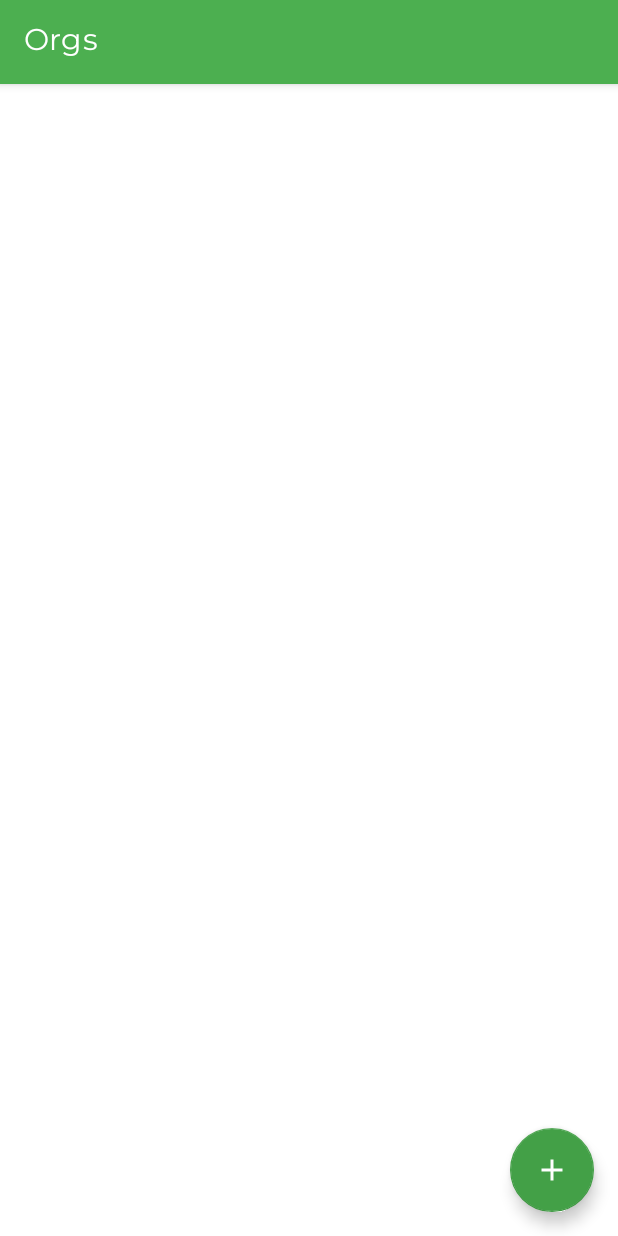
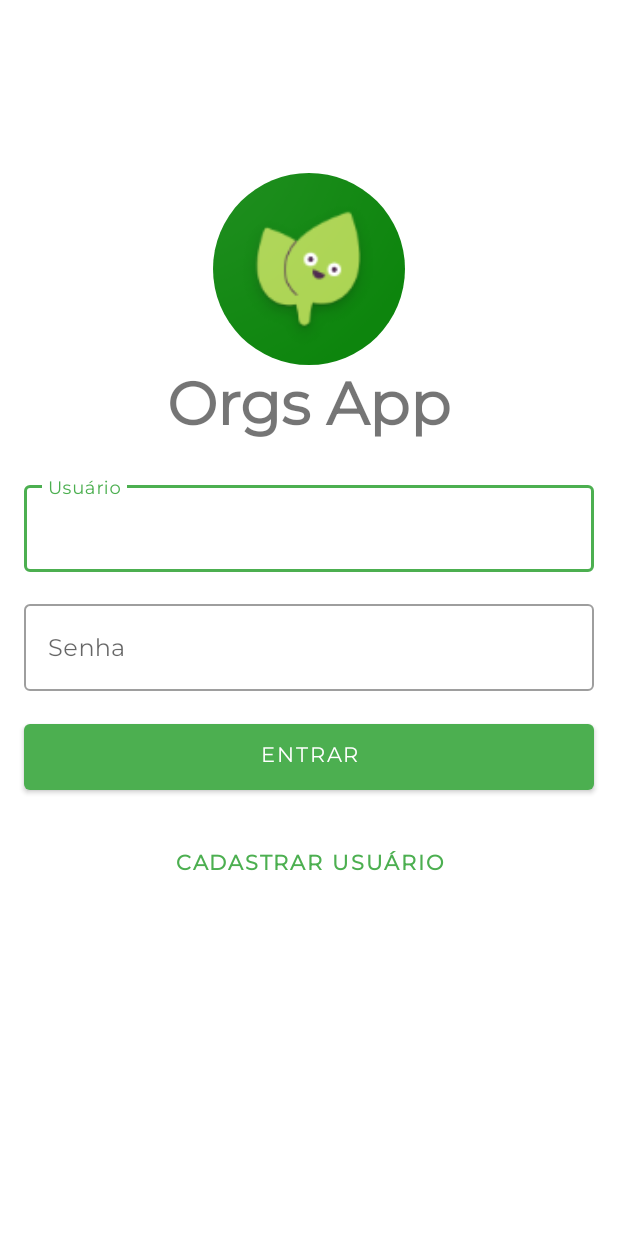
Before and after one commit to RaphaelDaSilvaDev/orgs, an Android app: the screen it shows after launch (ProductListActivity before the commit, LoginActivity after it), on a phone screen of 412 x 824 dp. Run offline under Robolectric (Android 15) with nearby library versions, the phone set to English and light mode, and no system bars.

Commit message:
Add Coroutines Create Login and SignUp Page Add User Dao

```diff
--- a/app/src/main/java/com/raphaelsilva/orgs/database/AppDatabase.kt
+++ b/app/src/main/java/com/raphaelsilva/orgs/database/AppDatabase.kt
@@ -7,12 +7,15 @@ import androidx.room.RoomDatabase
 import androidx.room.TypeConverters
 import com.raphaelsilva.orgs.database.converter.Converters
 import com.raphaelsilva.orgs.database.dao.ProductDao
+import com.raphaelsilva.orgs.database.dao.UserDao
 import com.raphaelsilva.orgs.model.Product
+import com.raphaelsilva.orgs.model.User
 
-@Database(entities = [Product::class], version = 1, exportSchema = false)
+@Database(entities = [Product::class, User::class], version = 2, exportSchema = true)
 @TypeConverters(Converters::class)
 abstract class AppDatabase : RoomDatabase() {
     abstract fun productDao(): ProductDao
+    abstract fun userDao(): UserDao
 
     companion object {
         @Volatile
@@ -20,7 +23,6 @@ abstract class AppDatabase : RoomDatabase() {
         fun instance(context: Context): AppDatabase {
             if (::db.isInitialized) return db
             return Room.databaseBuilder(context, AppDatabase::class.java, "orgs.db")
-                .allowMainThreadQueries()
                 .build().also {
                     db = it
                 }
--- a/app/src/main/java/com/raphaelsilva/orgs/database/dao/ProductDao.kt
+++ b/app/src/main/java/com/raphaelsilva/orgs/database/dao/ProductDao.kt
@@ -6,18 +6,19 @@ import androidx.room.Insert
 import androidx.room.OnConflictStrategy
 import androidx.room.Query
 import com.raphaelsilva.orgs.model.Product
+import kotlinx.coroutines.flow.Flow
 
 @Dao
 interface ProductDao {
     @Query("SELECT * FROM Product")
-    fun getAll(): List<Product>
+    fun getAll(): Flow<List<Product>>
 
     @Query("SELECT * FROM Product WHERE uid == :uid")
-    fun getProductById(uid: Int): Product?
+    fun getProductById(uid: Int): Flow<Product?>
 
     @Insert(onConflict = OnConflictStrategy.REPLACE)
-    fun save(product: Product)
+    suspend fun save(product: Product)
 
     @Delete
-    fun delete(product: Product)
+    suspend fun delete(product: Product)
 }
--- /dev/null
+++ b/app/src/main/java/com/raphaelsilva/orgs/ui/activity/LoginActivity.kt
@@ -0,0 +1,42 @@
+package com.raphaelsilva.orgs.ui.activity
+
+import android.content.Intent
+import androidx.appcompat.app.AppCompatActivity
+import android.os.Bundle
+import android.util.Log
+import com.raphaelsilva.orgs.R
+import com.raphaelsilva.orgs.database.AppDatabase
+import com.raphaelsilva.orgs.databinding.ActivityLoginBinding
+
+class LoginActivity : AppCompatActivity(R.layout.activity_login) {
+    private val binding by lazy{
+        ActivityLoginBinding.inflate(layoutInflater)
+    }
+
+    private val daoUser by lazy{
+        val db = AppDatabase.instance(this)
+        db.userDao()
+    }
+    override fun onCreate(savedInstanceState: Bundle?) {
+        super.onCreate(savedInstanceState)
+        setContentView(binding.root)
+        onClickSignIn()
+        onClickSignUp()
+    }
+
+    private fun onClickSignIn(){
+        val signInButton = binding.loginEnterButton
+        signInButton.setOnClickListener {
+            val intent = Intent(this, ProductListActivity::class.java)
+            startActivity(intent)
+        }
+    }
+    private fun onClickSignUp(){
+        val signUpButton = binding.loginCreateButton
+        signUpButton.setOnClickListener {
+            val intent = Intent(this, CreateUserActivity::class.java)
+            startActivity(intent)
+        }
+    }
+
+}
--- a/app/src/main/java/com/raphaelsilva/orgs/ui/activity/ProductListActivity.kt
+++ b/app/src/main/java/com/raphaelsilva/orgs/ui/activity/ProductListActivity.kt
@@ -2,10 +2,19 @@ package com.raphaelsilva.orgs.ui.activity
 
 import android.content.Intent
 import android.os.Bundle
+import android.util.Log
 import androidx.appcompat.app.AppCompatActivity
+import androidx.lifecycle.lifecycleScope
 import com.raphaelsilva.orgs.database.AppDatabase
 import com.raphaelsilva.orgs.databinding.ActivityProductsListBinding
+import com.raphaelsilva.orgs.exeptions.CoroutineException
 import com.raphaelsilva.orgs.ui.recyclerview.adapter.ProductListAdapter
+import kotlinx.coroutines.Dispatchers
+import kotlinx.coroutines.Job
+import kotlinx.coroutines.MainScope
+import kotlinx.coroutines.delay
+import kotlinx.coroutines.launch
+import kotlinx.coroutines.withContext
 
 class ProductListActivity : AppCompatActivity() {
     private val adapter = ProductListAdapter(context = this)
@@ -14,20 +23,21 @@ class ProductListActivity : AppCompatActivity() {
         ActivityProductsListBinding.inflate(layoutInflater)
     }
 
+    private val daoProducts by lazy {
+        val db = AppDatabase.instance(this)
+        db.productDao()
+    }
+
     override fun onCreate(savedInstanceState: Bundle?) {
         super.onCreate(savedInstanceState)
         setContentView(binding.root)
         settingsRecyclerView()
         settingsFab()
-
-
-    }
-
-    override fun onResume() {
-        super.onResume()
-        val db = AppDatabase.instance(this)
-        val daoProducts = db.productDao()
-        adapter.update(daoProducts.getAll())
+        lifecycleScope.launch(CoroutineException.handler(this)) {
+            daoProducts.getAll().collect{product ->
+                adapter.update(product)
+            }
+        }
     }
 
     private fun settingsFab() {
--- /dev/null
+++ b/app/src/main/res/drawable/rounded_outline.xml
@@ -0,0 +1,4 @@
+<?xml version="1.0" encoding="utf-8"?>
+<shape xmlns:android="http://schemas.android.com/apk/res/android" android:shape="rectangle">
+    <corners android:radius="1000dp"/>
+</shape>
--- /dev/null
+++ b/app/src/main/res/layout/activity_login.xml
@@ -0,0 +1,104 @@
+<?xml version="1.0" encoding="utf-8"?>
+
+<ScrollView
+    xmlns:android="http://schemas.android.com/apk/res/android"
+    xmlns:app="http://schemas.android.com/apk/res-auto"
+    xmlns:tools="http://schemas.android.com/tools"
+    android:layout_width="match_parent"
+    android:layout_height="match_parent"
+    android:fillViewport="true">
+
+    <androidx.constraintlayout.widget.ConstraintLayout
+        android:layout_width="match_parent"
+        android:layout_height="wrap_content"
+        tools:context=".ui.activity.LoginActivity">
+
+        <ImageView
+            android:id="@+id/login_logo"
+            android:layout_width="128dp"
+            android:layout_height="128dp"
+            android:layout_margin="16dp"
+            android:background="@drawable/rounded_outline"
+            android:clipToOutline="true"
+            android:src="@mipmap/ic_launcher"
+            app:layout_constraintBottom_toBottomOf="parent"
+            app:layout_constraintEnd_toEndOf="parent"
+            app:layout_constraintStart_toStartOf="parent"
+            app:layout_constraintTop_toTopOf="parent"
+            app:layout_constraintVertical_bias="0.15" />
+
+        <TextView
+            android:id="@+id/login_title"
+            android:layout_width="wrap_content"
+            android:layout_height="wrap_content"
+            android:text="Orgs App"
+            android:textSize="40sp"
+            android:textStyle="bold"
+            app:layout_constraintEnd_toEndOf="parent"
+            app:layout_constraintStart_toStartOf="parent"
+            app:layout_constraintTop_toBottomOf="@id/login_logo" />
+
+        <com.google.android.material.textfield.TextInputLayout
+            android:id="@+id/login_username_input"
+            style="@style/Widget.MaterialComponents.TextInputLayout.OutlinedBox"
+            android:layout_width="match_parent"
+            android:layout_height="wrap_content"
+            android:layout_margin="16dp"
+            android:hint="Usuário"
+            app:layout_constraintEnd_toEndOf="parent"
+            app:layout_constraintStart_toStartOf="parent"
+            app:layout_constraintTop_toBottomOf="@id/login_title">
+
+            <com.google.android.material.textfield.TextInputEditText
+                android:layout_width="match_parent"
+                android:layout_height="match_parent"
+                android:importantForAutofill="no"
+                android:inputType="text" />
+        </com.google.android.material.textfield.TextInputLayout>
+
+        <com.google.android.material.textfield.TextInputLayout
+            android:id="@+id/login_pass_input"
+            style="@style/Widget.MaterialComponents.TextInputLayout.OutlinedBox"
+            android:layout_width="0dp"
+            android:layout_height="wrap_content"
+            android:layout_marginTop="16dp"
+            android:hint="Senha"
+            app:layout_constraintEnd_toEndOf="@id/login_username_input"
+            app:layout_constraintStart_toStartOf="@id/login_username_input"
+            app:layout_constraintTop_toBottomOf="@id/login_username_input">
+
+            <com.google.android.material.textfield.TextInputEditText
+                android:layout_width="match_parent"
+                android:layout_height="match_parent"
+                android:importantForAutofill="no"
+                android:inputType="textPassword" />
+
+        </com.google.android.material.textfield.TextInputLayout>
+
+        <Button
+            android:id="@+id/login_enter_button"
+            android:layout_width="0dp"
+            android:layout_height="56dp"
+            android:layout_marginTop="16dp"
+            android:text="Entrar"
+            app:layout_constraintEnd_toEndOf="@id/login_pass_input"
+            app:layout_constraintStart_toStartOf="@id/login_pass_input"
+            app:layout_constraintTop_toBottomOf="@id/login_pass_input" />
+
+        <Button
+            android:id="@+id/login_create_button"
+            android:layout_width="0dp"
+            android:layout_height="56dp"
+            android:layout_marginTop="16dp"
+            android:background="@android:color/transparent"
+            android:text="Cadastrar usuário"
+            android:textColor="@color/colorPrimary"
+            android:textStyle="bold"
+            app:layout_constraintBottom_toBottomOf="parent"
+            app:layout_constraintEnd_toEndOf="@id/login_enter_button"
+            app:layout_constraintStart_toStartOf="@id/login_enter_button"
+            app:layout_constraintTop_toBottomOf="@id/login_enter_button"
+            app:layout_constraintVertical_bias="0.0" />
+
+    </androidx.constraintlayout.widget.ConstraintLayout>
+</ScrollView>
```
Also changed, not shown: app/build.gradle.kts (+7 -1 lines), app/src/main/AndroidManifest.xml (+7 -5 lines), app/src/main/java/com/raphaelsilva/orgs/database/dao/UserDao.kt (added, +16 -0 lines), app/src/main/java/com/raphaelsilva/orgs/exeptions/CoroutineException.kt (added, +15 -0 lines), app/src/main/java/com/raphaelsilva/orgs/model/User.kt (added, +11 -0 lines), app/src/main/java/com/raphaelsilva/orgs/ui/activity/CreateUserActivity.kt (added, +61 -0 lines), app/src/main/java/com/raphaelsilva/orgs/ui/activity/ProductFormActivity.kt (+28 -25 lines), app/src/main/java/com/raphaelsilva/orgs/ui/activity/ProductShowActivity.kt (+20 -19 lines), app/src/main/java/com/raphaelsilva/orgs/ui/activity/ui/theme/Color.kt (deleted, +0 -11 lines), app/src/main/java/com/raphaelsilva/orgs/ui/activity/ui/theme/Theme.kt (deleted, +0 -70 lines), app/src/main/java/com/raphaelsilva/orgs/ui/activity/ui/theme/Type.kt (deleted, +0 -34 lines), app/src/main/res/layout/activity_create_user.xml (added, +81 -0 lines).
